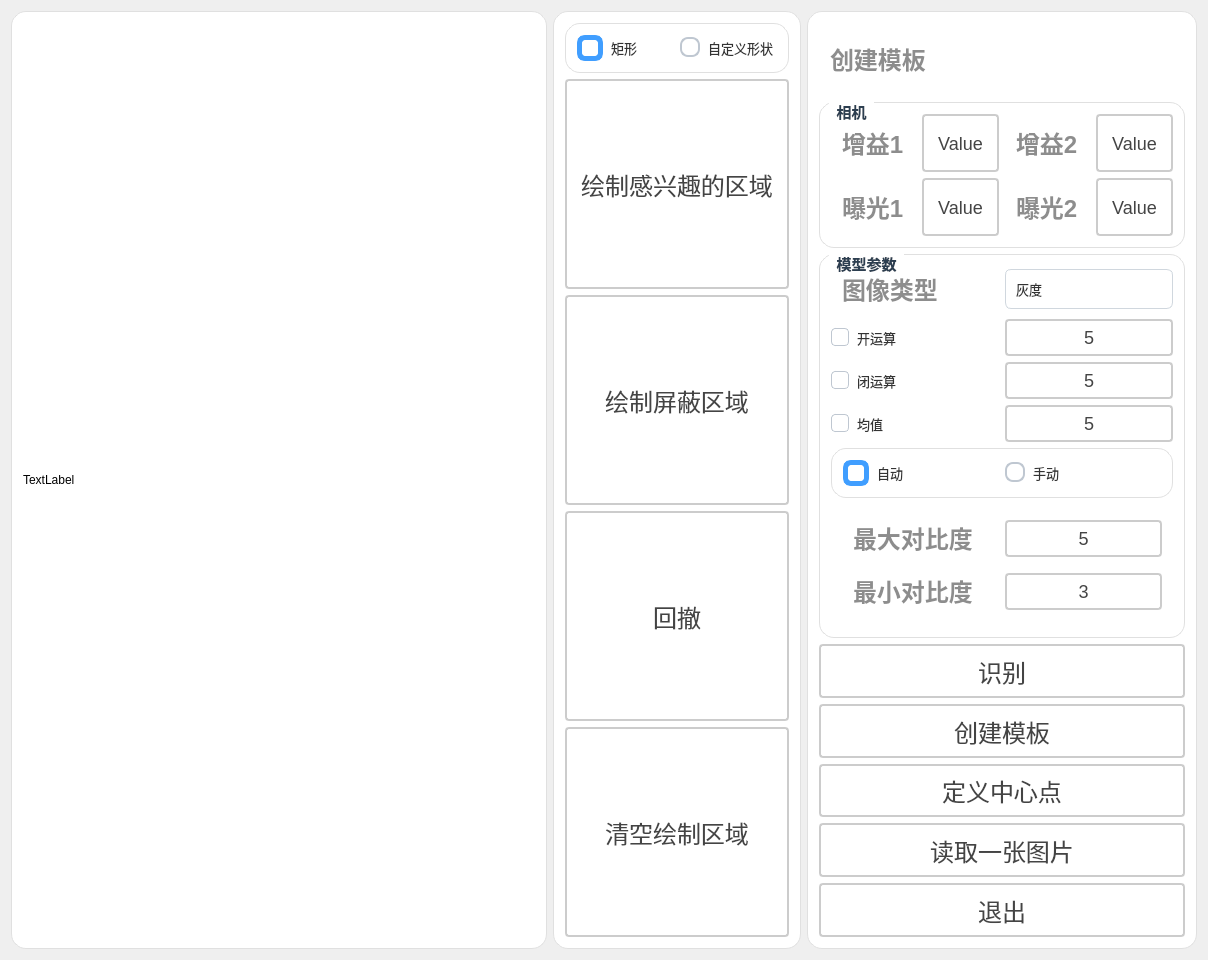
This is PunchPressVision/UI/PunchPressUI/ui/Dlg_createshapemodel.ui in WIND-ROAD-RUN/PunchPressVision as Qt 5 draws it before an edit. The edited form follows.
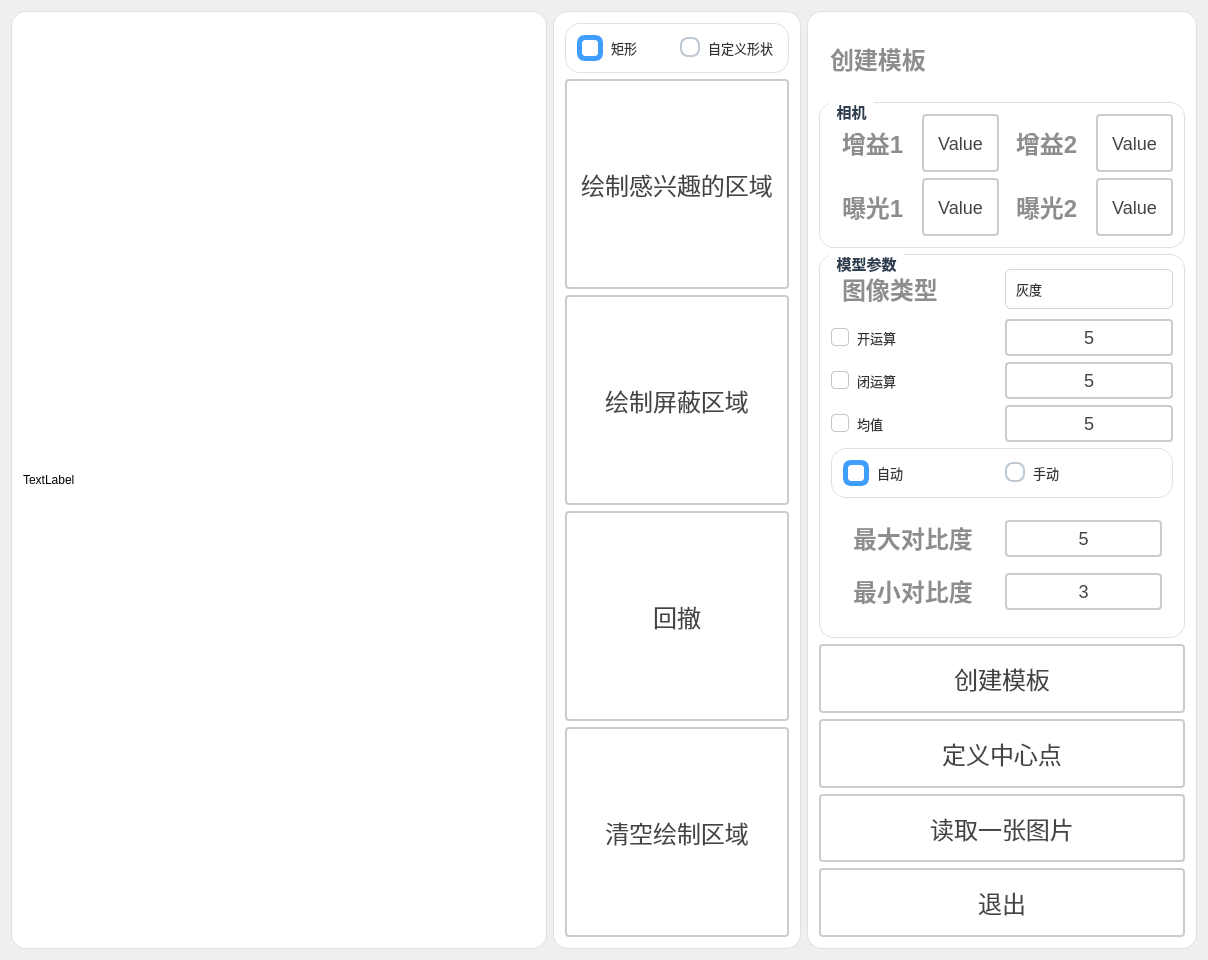
This is the edited form.

Commit message:
模板编辑与模型管理功能优化及界面调整
本次提交包括以下主要改进：
- 启动后默认进入工作模式，简化操作流程
- 图像通道选择支持HSV（H/S/V）通道
- 移除模板编辑对话框“识别”按钮，新增退出保存提示
- 增加绘制前图像就绪性检查及绘制状态判断
- 模型列表按创建时间降序排列，新建模型优先显示
- 优化表头字段名称，界面更贴合实际业务

What changed in the file:
```diff
--- a/PunchPressVision/UI/PunchPressUI/ui/Dlg_createshapemodel.ui
+++ b/PunchPressVision/UI/PunchPressUI/ui/Dlg_createshapemodel.ui
@@ -1255,40 +1255,7 @@
           </item>
           <item>
            <layout class="QVBoxLayout" name="verticalLayout_4">
-            <item>
-             <widget class="QPushButton" name="btn_recognize">
-              <property name="sizePolicy">
-               <sizepolicy hsizetype="Expanding" vsizetype="Expanding">
-                <horstretch>0</horstretch>
-                <verstretch>0</verstretch>
-               </sizepolicy>
-              </property>
-              <property name="styleSheet">
-               <string notr="true">QPushButton {
-    padding: 6px 14px;
-    border: 2px solid #CCC;
-    border-radius: 4px;
-    background-color: white;
-    color: #444;
-    font-size: 24px;
-}
-
-QPushButton:hover {
-    border-color: #999;
-    background-color: #F5F5F5;
-}
-
-QPushButton:pressed {
-    border-color: #777;
-    background-color: #EEE;
-}</string>
-              </property>
-              <property name="text">
-               <string>识别</string>
-              </property>
-             </widget>
-            </item>
-            <item>
+<item>
              <widget class="QPushButton" name="btn_createShapeModel">
               <property name="sizePolicy">
                <sizepolicy hsizetype="Expanding" vsizetype="Expanding">
```
The commit also changes 6 other files.
